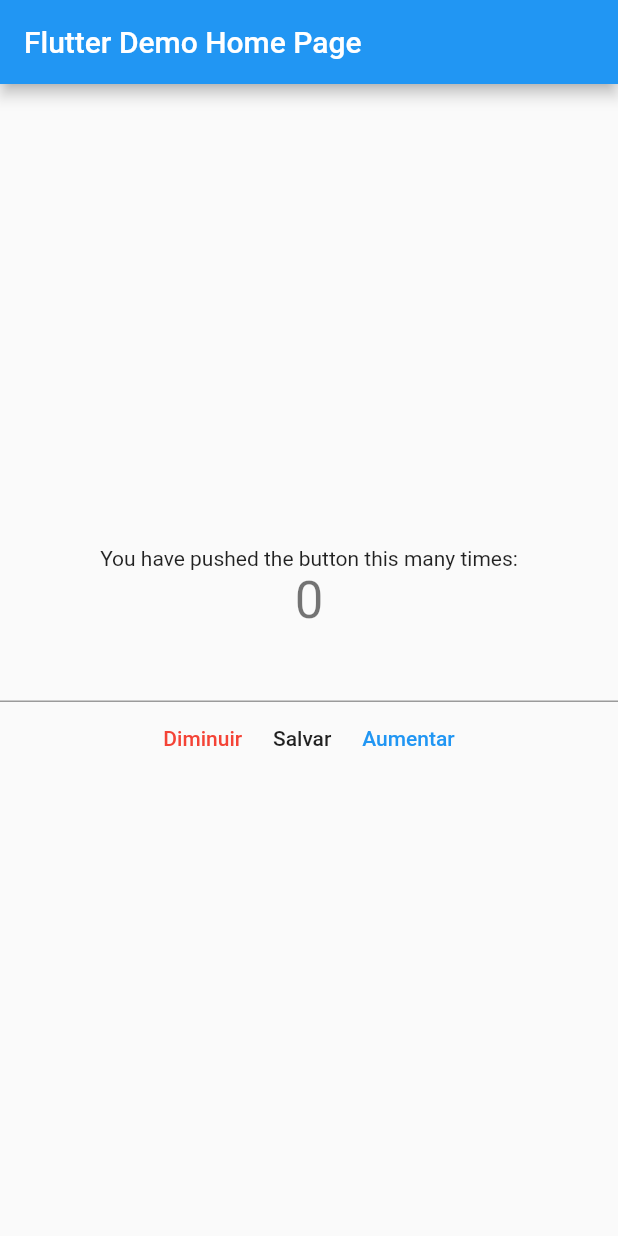
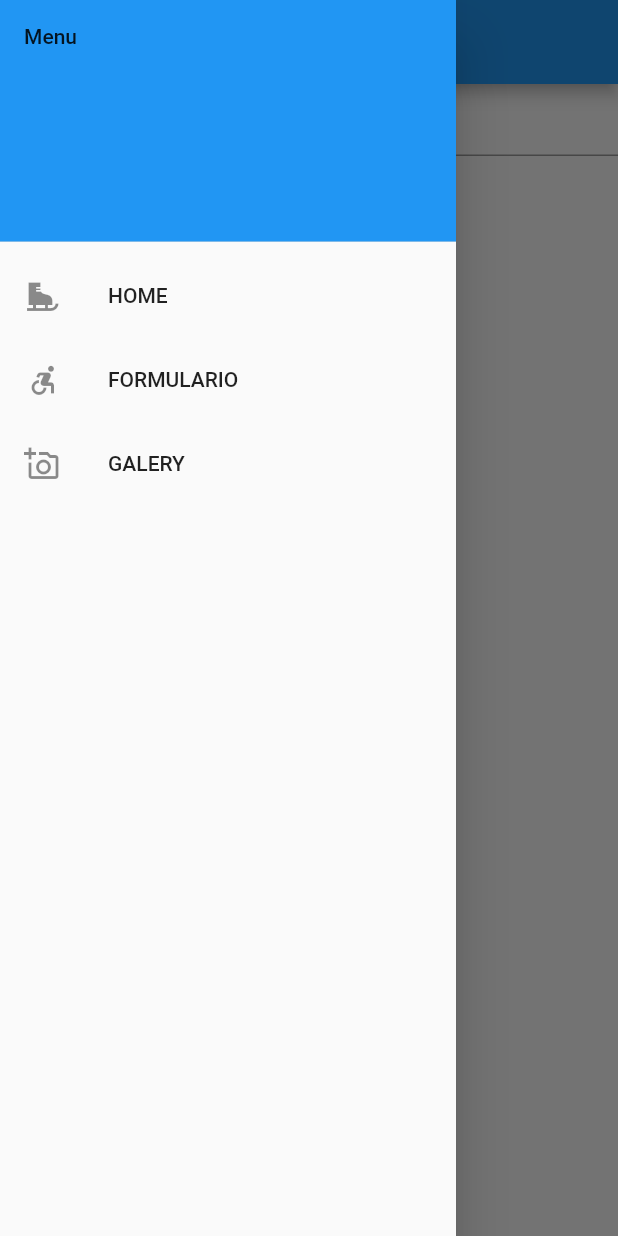
Before and after one commit to drsavi/fictional-octo-fortnight, a Flutter app: the screen it shows after launch, with the side drawer open (before the commit the screen has no drawer), on a phone screen of 412 x 824 dp. Run offline on Flutter 3.47's test engine with Material 2 defaults, Android fonts, the phone set to English and light mode, and no system bars.

Commit message:
Adicionado componente e novas telas

```diff
--- /dev/null
+++ b/lib/app/components/menu_component.dart
@@ -0,0 +1,54 @@
+import 'package:flutter/material.dart';
+import 'package:primeiro_app/app/screens/formulary_screen.dart';
+import 'package:primeiro_app/app/screens/home_screen.dart';
+
+import '../screens/galery_screen.dart';
+
+Widget MenuComponent(BuildContext context) {
+  return Drawer(
+    child: ListView(
+      padding: EdgeInsets.zero,
+      children: [
+        const DrawerHeader(
+          decoration: BoxDecoration(
+            color: Colors.blue,
+          ),
+          child: Text('Menu'),
+        ),
+        ListTile(
+          title: const Text('HOME'),
+          leading: Icon(Icons.ice_skating),
+          onTap: () {
+            Navigator.push(
+                context,
+                MaterialPageRoute(
+                    builder: (context) => HomeScreen(title: 'HOME')));
+            // Update the state of the app.
+            // ...
+          },
+        ),
+        ListTile(
+          title: const Text('FORMULARIO'),
+          leading: Icon(Icons.accessible_forward_outlined),
+          onTap: () {
+            Navigator.push(
+                context,
+                MaterialPageRoute(
+                    builder: (context) =>
+                        FormularyScreen(title: 'FORMULARIO')));
+          },
+        ),
+        ListTile(
+          title: const Text('GALERY'),
+          leading: Icon(Icons.add_a_photo_outlined),
+          onTap: () {
+            Navigator.push(
+                context,
+                MaterialPageRoute(
+                    builder: (context) => GaleryScreen(title: 'FORMULARIO')));
+          },
+        ),
+      ],
+    ),
+  );
+}
--- /dev/null
+++ b/lib/app/screens/formulary_screen.dart
@@ -0,0 +1,104 @@
+import 'package:flutter/material.dart';
+
+import '../components/menu_component.dart';
+
+class FormularyScreen extends StatefulWidget {
+  const FormularyScreen({Key? key, required this.title}) : super(key: key);
+
+  final String title;
+
+  @override
+  State<FormularyScreen> createState() => _MyFormularyScreenState();
+}
+
+class _MyFormularyScreenState extends State<FormularyScreen> {
+
+  String _text = '';
+  List _listNames = [];
+  final _inputController = TextEditingController();
+
+  void _cleanList(){
+    setState(() {
+      _listNames.clear();
+    });
+  }
+
+  void _setString() {
+    setState(() {
+      _text = _inputController.text;
+      _listNames.add(_text);
+      _inputController.clear();
+    });
+  }
+
+  @override
+  Widget build(BuildContext context) {
+
+    return Scaffold(
+      appBar: AppBar(
+        title: Text("Formulário"),
+      ),
+
+      drawer:
+      MenuComponent(context),
+
+      body: Center(
+        child: Column(
+          mainAxisAlignment: MainAxisAlignment.center,
+          children: <Widget>[
+
+            TextField(
+              textAlign: TextAlign.start,
+              controller: _inputController,
+              style: TextStyle(
+                fontSize: 16,
+              ),
+              onSubmitted: (text) {
+                _setString();
+              },
+            ),
+
+            Expanded(
+              child: new ListView.builder(
+                  itemCount: _listNames.length,
+                  itemBuilder: (context, index) {
+                    return new Text(_listNames[index]);
+                  }
+              ),
+            ),
+
+            Row(
+              mainAxisAlignment: MainAxisAlignment.center,
+              children: [
+
+                ElevatedButton(
+                  onPressed: () {
+                    _setString();
+                  },
+                  child: Icon(Icons.add, color: Colors.white),
+                  style: ElevatedButton.styleFrom(
+                    shape: CircleBorder(),
+                    padding: EdgeInsets.all(20),
+                    primary: Colors.blue, // <-- Button color
+                    onPrimary: Colors.red, // <-- Splash color
+                  ),
+                ),
+
+                TextButton(
+                  style: ButtonStyle(
+                    foregroundColor: MaterialStateProperty.all<Color>(Colors.black87),
+                    backgroundColor: MaterialStateProperty.all<Color>(Colors.blue),
+                  ),
+                  onPressed: ( ) {
+                    _cleanList();
+                  },
+                  child: Text('LIMPAR'),
+                ),
+              ],
+            ),
+          ],
+        ),
+      ),
+    );
+  }
+}
--- a/lib/app/screens/home_screen.dart
+++ b/lib/app/screens/home_screen.dart
@@ -1,5 +1,7 @@
 import 'package:flutter/cupertino.dart';
 import 'package:flutter/material.dart';
+
+import '../components/menu_component.dart';
 
 class HomeScreen extends StatefulWidget {
   const HomeScreen({Key? key, required this.title}) : super(key: key);
@@ -13,7 +15,6 @@ class HomeScreen extends StatefulWidget {
 class _MyHomeScreenState extends State<HomeScreen> {
 
   int _counter = 0;
-  String _text = '';
   final _inputController = TextEditingController();
 
   void _incrementCounter() {
@@ -29,9 +30,8 @@ class _MyHomeScreenState extends State<HomeScreen> {
     });
   }
 
-  void _setString() {
+  void _clear() {
     setState(() {
-      _text = _inputController.text;
       _inputController.clear();
     });
   }
@@ -43,6 +43,10 @@ class _MyHomeScreenState extends State<HomeScreen> {
       appBar: AppBar(
         title: Text(widget.title),
       ),
+
+      drawer:
+      MenuComponent(context),
+
       body: Center(
         child: Column(
           mainAxisAlignment: MainAxisAlignment.center,
@@ -82,9 +86,9 @@ class _MyHomeScreenState extends State<HomeScreen> {
                     foregroundColor: MaterialStateProperty.all<Color>(Colors.black87),
                   ),
                   onPressed: ( ) {
-                    _setString();
+                    _clear();
                   },
-                  child: Text('Salvar'),
+                  child: Text('Limpar'),
                 ),
 
                 TextButton(
--- a/lib/main.dart
+++ b/lib/main.dart
@@ -1,6 +1,6 @@
 import 'package:flutter/material.dart';
 
-import 'app/screens/home_screen.dart';
+import 'app/screens/formulary_screen.dart';
 
 void main() {
   runApp(const MyApp());
@@ -16,7 +16,7 @@ class MyApp extends StatelessWidget {
       theme: ThemeData(
         primarySwatch: Colors.blue,
       ),
-      home: const HomeScreen(title: 'Flutter Demo Home Page'),
+      home: const FormularyScreen(title: 'Formulario'),
     );
   }
 }
--- a/pubspec.yaml
+++ b/pubspec.yaml
@@ -58,8 +58,8 @@ flutter:
   uses-material-design: true
 
   # To add assets to your application, add an assets section, like this:
-  # assets:
-  #   - images/a_dot_burr.jpeg
+  assets:
+    - assets/images/capi.jpg
   #   - images/a_dot_ham.jpeg
 
   # An image asset can refer to one or more resolution-specific "variants", see
```
Also changed, not shown: lib/app/screens/galery_screen.dart (added, +65 -0 lines), assets/images/capi.jpg (added).
